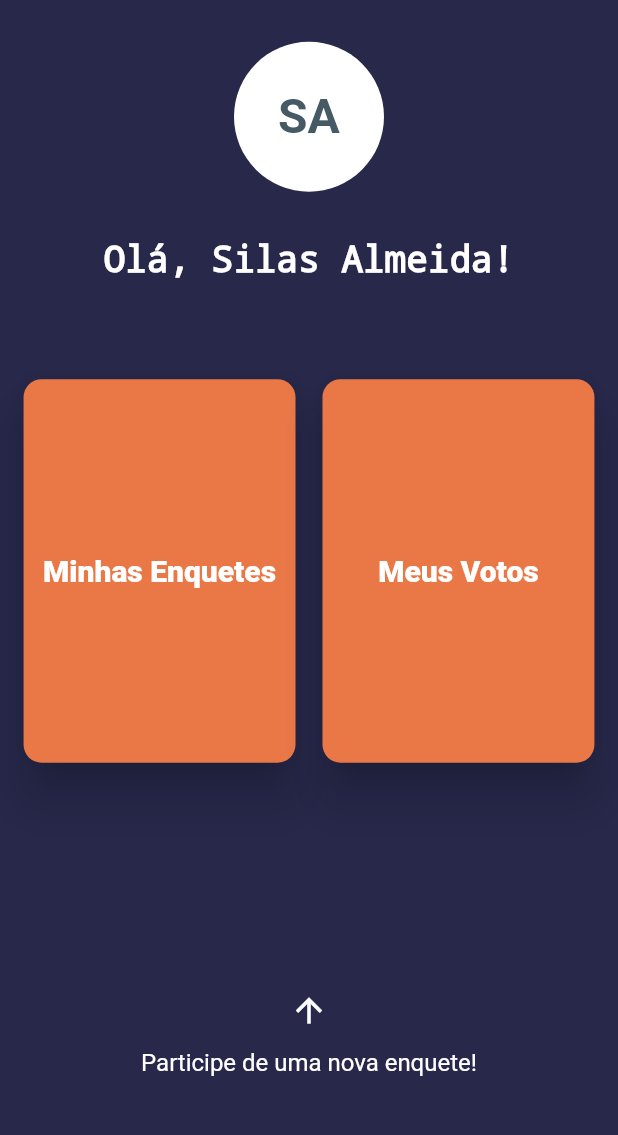
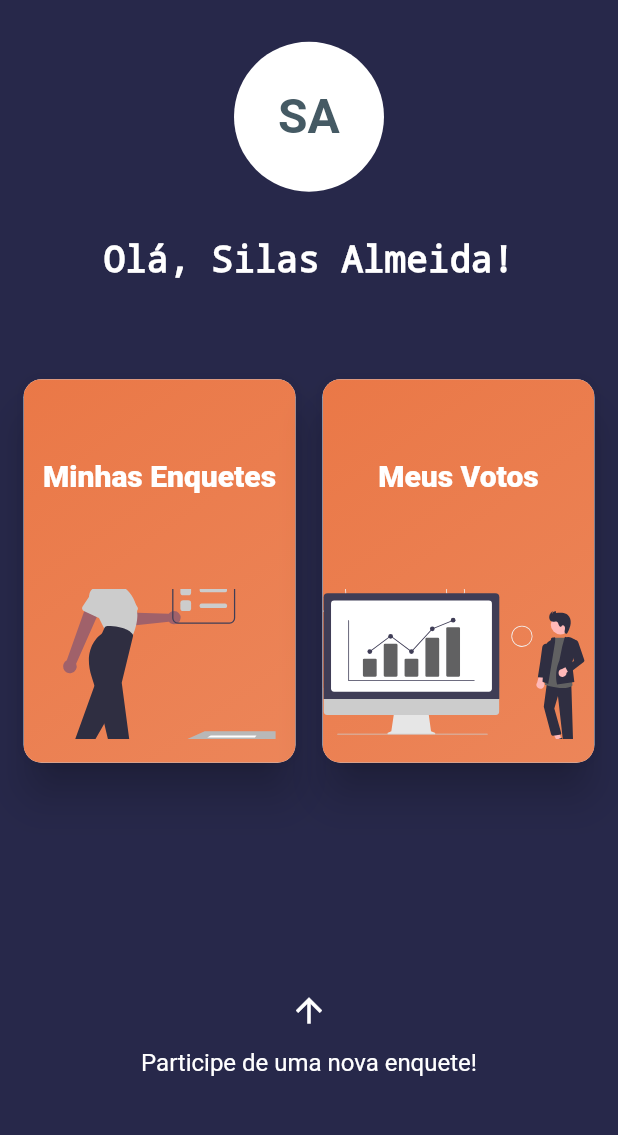
Before and after one commit to silas-almeida/Pondera, a Flutter app: the screen it shows after launch, on a phone screen of 412 x 824 dp, the part 60-1195 px from its top. Run offline on Flutter 3.47's test engine with Material 2 defaults, Android fonts, the phone set to English and light mode, and no system bars; our stand-ins replace flutter_svg.

Commit message:
Adição de imagens nos cards da homeScreen

```diff
--- a/lib/screens/home-screen/components/todo-card.dart
+++ b/lib/screens/home-screen/components/todo-card.dart
@@ -1,22 +1,52 @@
 import 'package:flutter/material.dart';
+import 'package:flutter_svg/flutter_svg.dart';
 import 'package:pondera/utils/colors.dart';
 
 class ToDoCard extends StatelessWidget {
   final String text;
+  final String imagePath;
 
-  ToDoCard(this.text);
+  ToDoCard({this.text, this.imagePath});
   @override
   Widget build(BuildContext context) {
     final size = MediaQuery.of(context).size;
     return Card(
       elevation: 12.0,
       shape: RoundedRectangleBorder(borderRadius: BorderRadius.circular(12)),
-      color: CustomColors.customOrange,
-      child: Stack(children: [
-        Container(
-          height: size.height * 0.34,
-          width: size.width * 0.44,
-          child: Center(
+      child: Stack(
+        alignment: Alignment.center,
+        children: [
+          ClipRRect(
+            clipBehavior: Clip.antiAliasWithSaveLayer,
+            borderRadius: BorderRadius.circular(12),
+            child: Container(
+              decoration: BoxDecoration(
+                  gradient: LinearGradient(
+                      begin: Alignment.topLeft,
+                      end: Alignment.bottomRight,
+                      colors: [
+                    CustomColors.customOrange,
+                    CustomColors.customOrange.withAlpha(230),
+                  ])),
+              height: size.height * 0.34,
+              width: size.width * 0.44,
+            ),
+          ),
+          Positioned(
+            top: 140,
+            child: SizedBox(
+              child: SvgPicture.asset(
+                imagePath,
+                width: 200,
+                height: 100,
+                semanticsLabel: 'Resultados',
+                alignment: Alignment.center,
+                fit: BoxFit.cover,
+              ),
+            ),
+          ),
+          Positioned(
+            bottom: 180,
             child: Text(
               text,
               style: TextStyle(
@@ -25,8 +55,8 @@ class ToDoCard extends StatelessWidget {
                   fontSize: 20),
             ),
           ),
-        ),
-      ]),
+        ],
+      ),
     );
   }
 }
--- a/lib/screens/home-screen/home-screen.dart
+++ b/lib/screens/home-screen/home-screen.dart
@@ -69,11 +69,11 @@ class HomeScreen extends StatelessWidget {
                     child: Row(
                       mainAxisAlignment: MainAxisAlignment.center,
                       children: [
-                        ToDoCard('Minhas Enquetes'),
+                        ToDoCard(text: 'Minhas Enquetes', imagePath: 'assets/images/undraw_election_day_w842.svg'),
                         const SizedBox(
                           width: 10,
                         ),
-                        ToDoCard('Meus Votos'),
+                        ToDoCard(text: 'Meus Votos', imagePath: 'assets/images/undraw_Finance_re_gnv2.svg'),
                       ],
                     ),
                     // child: ListView.separated(
```
Also changed, not shown: pubspec.yaml (+4 -3 lines), assets/images/undraw_Finance_re_gnv2.svg (added), assets/images/undraw_election_day_w842.svg (added), pubspec.lock.
